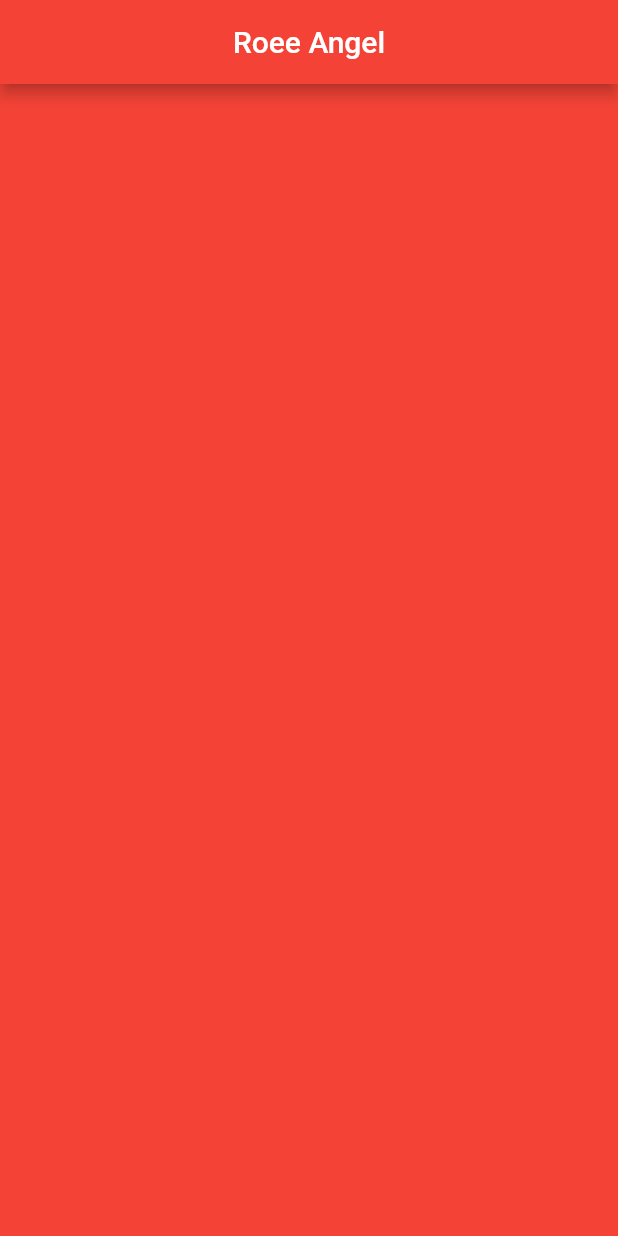
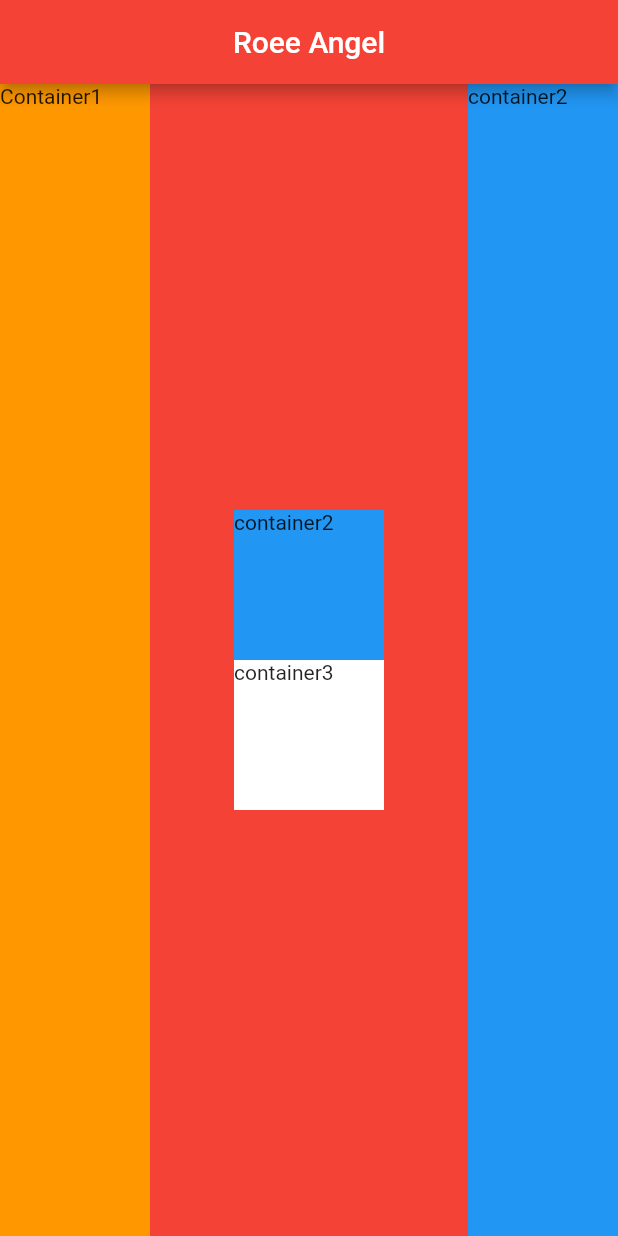
Before and after one commit to roee030/MyCardApp-Flutter, a Flutter app: the screen it shows after launch, on a phone screen of 412 x 824 dp. Run offline on Flutter 3.47's test engine with Material 2 defaults, Android fonts, the phone set to English and light mode, and no system bars.

Commit message:
challenge myselft aligmnent rows and columns layout

```diff
--- a/lib/main.dart
+++ b/lib/main.dart
@@ -16,7 +16,40 @@ class MyApp extends StatelessWidget {
           title: Center(child: Text('Roee Angel')),
         ),
         backgroundColor: Colors.red,
-        body: Container(),
+        body: Row(
+          mainAxisAlignment: MainAxisAlignment.spaceBetween,
+          children: <Widget>[
+            Container(
+              child: Text('Container1'),
+              color: Colors.orange,
+              height: double.infinity,
+              width: 100.0,
+            ),
+            Column(
+              mainAxisAlignment: MainAxisAlignment.center,
+              children: <Widget>[
+                Container(
+                  width: 100.0,
+                  height: 100.0,
+                  color: Colors.blue,
+                  child: Text('container2'),
+                ),
+                Container(
+                  width: 100.0,
+                  height: 100.0,
+                  color: Colors.white,
+                  child: Text('container3'),
+                ),
+              ],
+            ),
+            Container(
+              width: 100.0,
+              height: double.infinity,
+              color: Colors.blue,
+              child: Text('container2'),
+            ),
+          ],
+        ),
       ),
     );
   }
```
